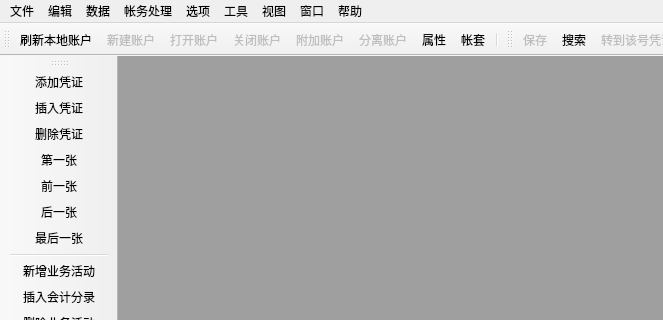
Before: the Qt Designer form forms/mainwindow.ui in wangkungit5905/PzAssistant, drawn with Qt 5; both pictures show x 0 to 663 and y 0 to 320 of the 975 by 600 pixel window.
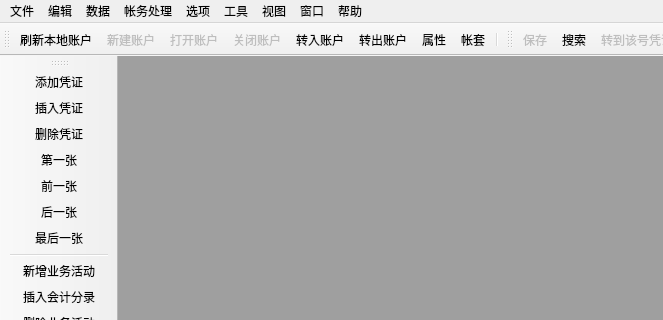
After: the same form once the commit is applied. Icons and pictures are not drawn. Custom widgets are drawn as their Qt base class.

Commit message:
添加账户的转入/转出功能
1、账户转出功能，转出时可以选择目标主机，并附带要更新的主机信息；
2、账户转入功能，转入时，会备份原始账户文件（如果转入账户与原先缓存的账户有冲突，备份时附上时间标记和备份缘由标记）执行转入前，
3、账户打开时可执行的修改账户的动作，现在要参考账户转移状态决定的账户只读属性；
4、其他小的更新：
	（1）、更新账户数据库版本到1.7，添加转移记录表和转移记录描述表
	（2）、更新基本库版本到1.4，添加机器表
	（3）、修改结账/反结账功能，使其在账套切换面板上能正确反映结账状态；
	（4）、修改状态条功能部件，将显示凭证数的部件整行到一个部件中，并通过提示信息的方式显示当前凭证集内各类凭证的数目；
	（5）、修改凭证编辑窗口修改汇率的方法，通过上下文菜单方式而不是直接编辑

What changed in the file:
```diff
--- a/forms/mainwindow.ui
+++ b/forms/mainwindow.ui
@@ -52,8 +52,8 @@
     <addaction name="actAccProperty"/>
     <addaction name="actDelAcc"/>
     <addaction name="actRefreshActInfo"/>
-    <addaction name="actImpActFromFile"/>
-    <addaction name="actEmpActToFile"/>
+    <addaction name="actInAccount"/>
+    <addaction name="actEmpAccount"/>
     <addaction name="separator"/>
     <addaction name="actPrint"/>
     <addaction name="actExit"/>
@@ -235,8 +235,8 @@
    <addaction name="actCrtAccount"/>
    <addaction name="actOpenAccount"/>
    <addaction name="actCloseAccount"/>
-   <addaction name="actImpActFromFile"/>
-   <addaction name="actEmpActToFile"/>
+   <addaction name="actInAccount"/>
+   <addaction name="actEmpAccount"/>
    <addaction name="actAccProperty"/>
    <addaction name="actSuite"/>
    <addaction name="separator"/>
@@ -375,34 +375,34 @@
     <string>重新载入保存在本地的账户</string>
    </property>
   </action>
-  <action name="actImpActFromFile">
+  <action name="actInAccount">
    <property name="enabled">
-    <bool>false</bool>
+    <bool>true</bool>
    </property>
    <property name="icon">
     <iconset resource="../imgers.qrc">
      <normaloff>:/images/acc_export.png</normaloff>:/images/acc_export.png</iconset>
    </property>
    <property name="text">
-    <string>附加账户</string>
+    <string>转入账户</string>
    </property>
    <property name="toolTip">
-    <string>将账户信息读入基本库，并从选定位置拷贝账户数据库文件到标准目录下</string>
+    <string>将指定账户文件转入当前主机以便编辑或查看</string>
    </property>
   </action>
-  <action name="actEmpActToFile">
+  <action name="actEmpAccount">
    <property name="enabled">
-    <bool>false</bool>
+    <bool>true</bool>
    </property>
    <property name="icon">
     <iconset resource="../imgers.qrc">
      <normaloff>:/images/acc_import.png</normaloff>:/images/acc_import.png</iconset>
    </property>
    <property name="text">
-    <string>分离账户</string>
+    <string>转出账户</string>
    </property>
    <property name="toolTip">
-    <string>从基本库中清除此账户信息，并把账户数据库文件拷贝到选定位置</string>
+    <string>将指定账户转出本机，以便在其他主机上编辑或查看</string>
    </property>
   </action>
   <action name="actExit">
```
The commit also changes 30 other files.
